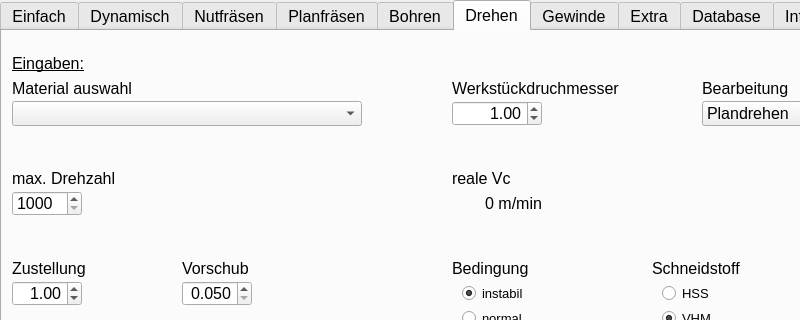
This is mainwindow.ui in EinRainerZufall/SpaeneRechner as Qt 5 draws it before an edit; both pictures show x 0 to 800 and y 0 to 320 of the 1000 by 700 pixel window. The edited form follows.
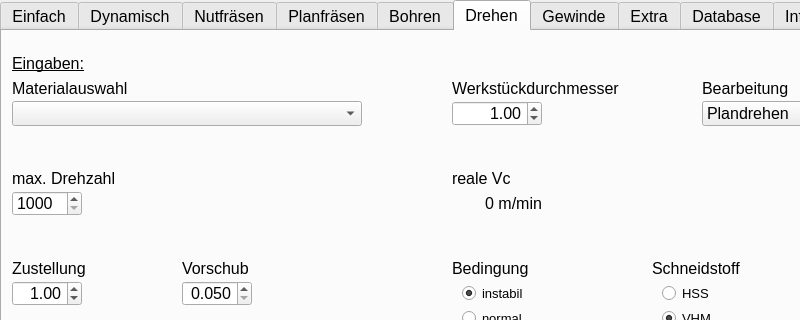
This is the edited form. Icons and pictures are not drawn.

```diff
--- a/mainwindow.ui
+++ b/mainwindow.ui
@@ -3669,7 +3669,7 @@
        </rect>
       </property>
       <property name="text">
-       <string>Werkstückdruchmesser</string>
+       <string>Werkstückdurchmesser</string>
       </property>
      </widget>
      <widget class="QLabel" name="label_106">
@@ -3682,7 +3682,7 @@
        </rect>
       </property>
       <property name="text">
-       <string>Material auswahl</string>
+       <string>Materialauswahl</string>
       </property>
      </widget>
      <widget class="QLabel" name="label_107">
```
Left out of the diff: 20 changed lines with no effect on the pictures.
